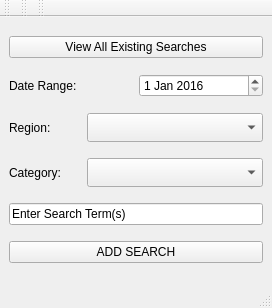
AWGarvin/Cbot, file gui_design/main_window.ui: the form before one commit.
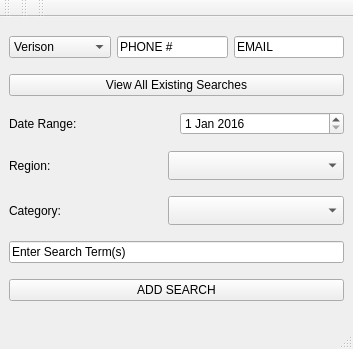
The form after the commit.

```diff
--- a/gui_design/main_window.ui
+++ b/gui_design/main_window.ui
@@ -6,8 +6,8 @@
    <rect>
     <x>0</x>
     <y>0</y>
-    <width>272</width>
-    <height>308</height>
+    <width>353</width>
+    <height>349</height>
    </rect>
   </property>
   <property name="windowTitle">
@@ -17,6 +17,63 @@
    <layout class="QHBoxLayout" name="horizontalLayout_2">
     <item>
      <layout class="QVBoxLayout" name="verticalLayout_3">
+      <item>
+       <layout class="QHBoxLayout" name="horizontalLayout">
+        <item>
+         <widget class="QComboBox" name="carrierBox">
+          <item>
+           <property name="text">
+            <string>Verison</string>
+           </property>
+          </item>
+          <item>
+           <property name="text">
+            <string>Sprint</string>
+           </property>
+          </item>
+          <item>
+           <property name="text">
+            <string>AT&amp;T</string>
+           </property>
+          </item>
+          <item>
+           <property name="text">
+            <string>T-Mobile</string>
+           </property>
+          </item>
+          <item>
+           <property name="text">
+            <string>Virgin Mobile</string>
+           </property>
+          </item>
+          <item>
+           <property name="text">
+            <string>Nextel</string>
+           </property>
+          </item>
+          <item>
+           <property name="text">
+            <string>Alltel</string>
+           </property>
+          </item>
+         </widget>
+        </item>
+        <item>
+         <widget class="QLineEdit" name="phoneEdit">
+          <property name="text">
+           <string>PHONE #</string>
+          </property>
+         </widget>
+        </item>
+        <item>
+         <widget class="QLineEdit" name="emailEdit">
+          <property name="text">
+           <string>EMAIL</string>
+          </property>
+         </widget>
+        </item>
+       </layout>
+      </item>
       <item>
        <widget class="QPushButton" name="viewBTN">
         <property name="text">
```
Left out of the diff: 2 changed lines with no effect on the pictures.
